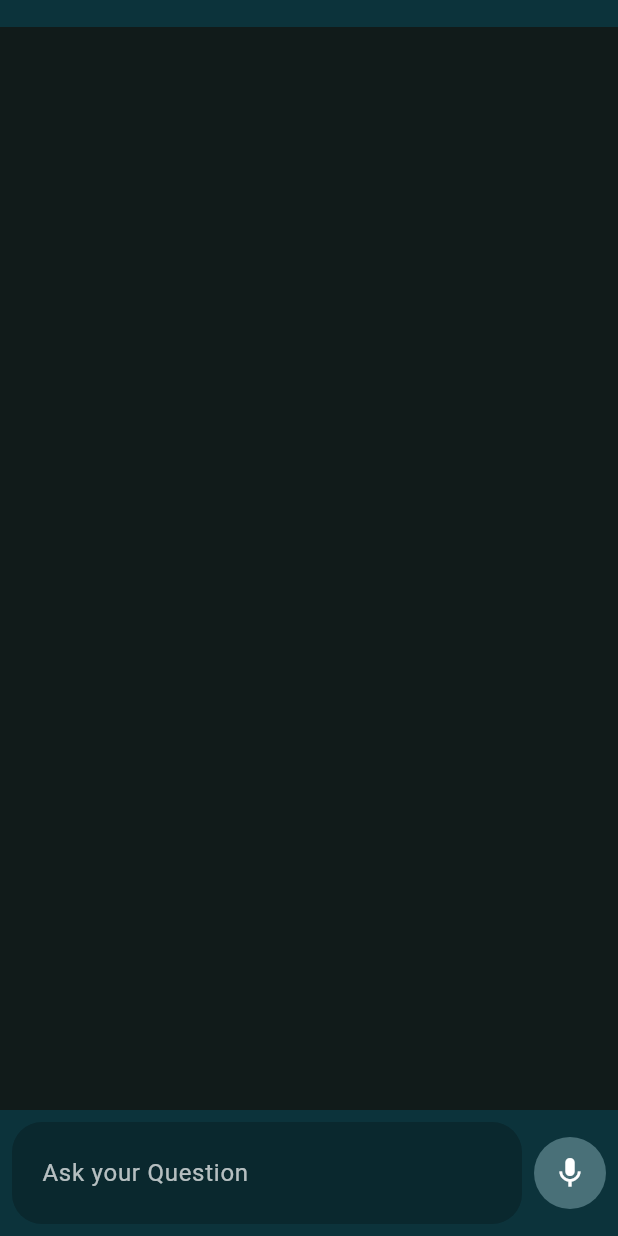
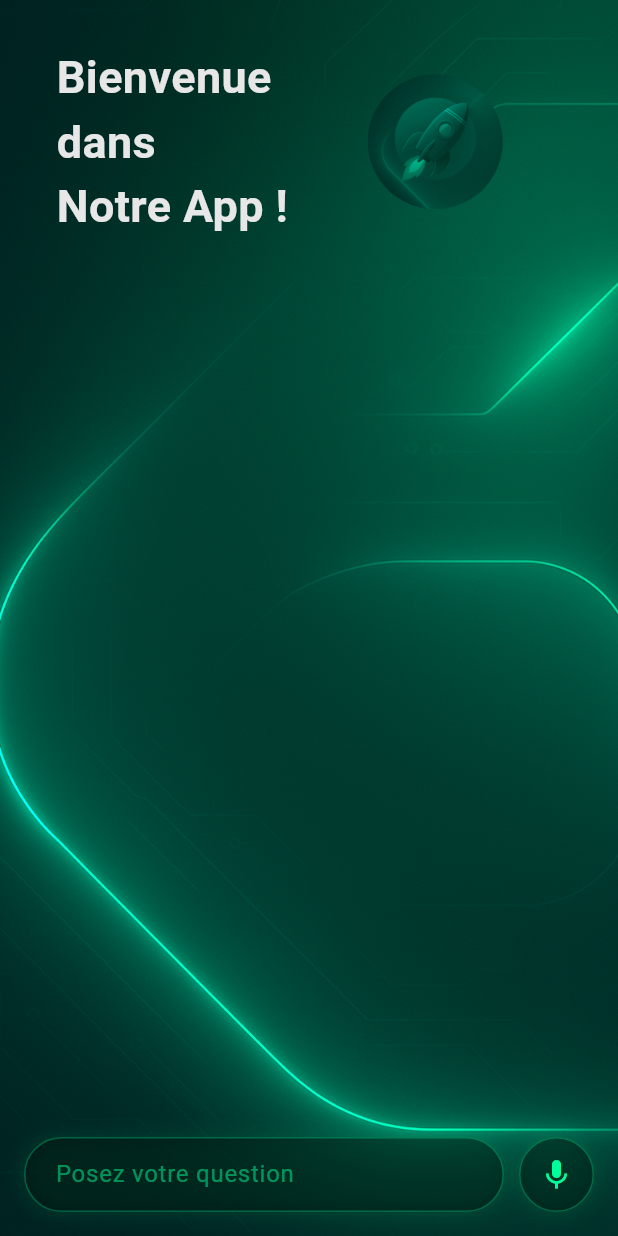
Before and after one commit to youcef-salem/startup_chatbot, a Flutter app: the screen it shows after launch, on a phone screen of 412 x 824 dp. Run offline on Flutter 3.47's test engine with Material 3 defaults, Android fonts, the phone set to English and light mode, and no system bars; our stand-ins replace flutter_chat_types, lottie, permission_handler, speech_to_text; missing offline and left inert: dialog_flowtter.

Commit message:
changing the ui of the app .and also the name and the icon

```diff
--- a/lib/screens/home.dart
+++ b/lib/screens/home.dart
@@ -26,6 +26,7 @@ class _MyHomePageState extends State<MyHomePage> {
   final Rec_service rec_service = Rec_service();
   final String text = '';
   String respond = '';
+
   void handlesendpressed(types.PartialText message) async {
     final newMessage = types.TextMessage(
       id: Uuid().v4(),
@@ -43,7 +44,6 @@ class _MyHomePageState extends State<MyHomePage> {
         id: Uuid().v4(),
         author: _bot,
         text: respond,
-
         createdAt: DateTime.now().millisecondsSinceEpoch,
       );
       setState(() {
@@ -67,7 +67,6 @@ class _MyHomePageState extends State<MyHomePage> {
 
   void newchat() {
     // Save the messages of the old discussion
-
     // Clear the current messages to start a new chat
     setState(() {
       _messages.clear();
@@ -113,186 +112,237 @@ class _MyHomePageState extends State<MyHomePage> {
   @override
   Widget build(BuildContext context) {
     return Scaffold(
-      drawer: cuDrawer(), // Add this
-
-      appBar: AppBar(
-        automaticallyImplyLeading: false,
-       toolbarHeight: 18,
-
-        centerTitle: true,
-        backgroundColor: Color.fromARGB(255, 12, 51, 59),
+      // Remove drawer to match the screenshot
+      body: Container(
+        // Create the dark blue gradient background
+        decoration: BoxDecoration(
+          image: DecorationImage(
+            image: AssetImage('assets/backg.png'),
+            fit: BoxFit.cover, // 🔥 Makes it fullscreen
           ),
-
-      body: Container(
-        color: Color.fromARGB(255, 17, 27, 26),
+        ),
+        child: SafeArea(
           child: Column(
             children: [
+              _messages.isEmpty
+                  ? Row(
+                    children: [
+                      Container(
+                        margin: EdgeInsets.all(30),
+                        child: Text(
+                          ' Bienvenue \n dans  \n Notre App !   ',
+                          style: TextStyle(
+                            fontSize: 30,
+                            color: Color.fromARGB(255, 231, 231, 231),
+                            fontWeight: FontWeight.bold,
+                          ),
+                        ),
+                      ),
+                      Container(
+                        decoration: BoxDecoration(shape: BoxShape.circle),
+                        child: ClipOval(
+                          child: Image.asset(
+                            'assets/rocket.png',
+                            width: 90,
+                            height: 90,
+                            fit: BoxFit.cover,
+                          ),
+                        ),
+                      ),
+                    ],
+                  )
+                  : Container(),
               Expanded(
                 child: ListView.builder(
                   reverse: true,
-                shrinkWrap: true,
-
+                  padding: EdgeInsets.symmetric(horizontal: 15),
                   itemCount: _messages.length,
                   itemBuilder: (context, index) {
                     final message = _messages[index];
                     final isBot = message.author.id == _bot.id;
 
-                  return Align(
-                    alignment: isBot ? Alignment.center : Alignment.centerLeft,
+                    if (isBot) {
+                      // Bot message layout
+                      return Padding(
+                        padding: EdgeInsets.only(bottom: 15),
                         child: Container(
-                      margin: EdgeInsets.symmetric(
-                        horizontal: 16,
-                        vertical: 10,
+                          width: double.infinity,
+                          constraints: BoxConstraints(
+                            maxWidth: MediaQuery.of(context).size.width * 0.85,
                           ),
-                      padding: EdgeInsets.all(12),
                           decoration: BoxDecoration(
-                        color:
-                            isBot
-                                ? Color.fromARGB(255, 17, 27, 26)
-                                : const Color.fromARGB(255, 35, 44, 42),
-                        borderRadius: BorderRadius.circular(10),
-                        //  BorderRadius.only(bottomLeft: Radius.circular(10),
-                        //   bottomRight: Radius.circular(10) ) ,
+                            color: Colors.black.withOpacity(0.4),
+                            borderRadius: BorderRadius.circular(25),
+                            border: Border.all(
+                              color: Color(0xFF00FF9B).withOpacity(0.3),
+                              width: 1,
                             ),
-
-                      child: Column(
-                        mainAxisSize: MainAxisSize.min,
-                        children: [
-                          if (isBot)
-                            Row(
-                              mainAxisAlignment: MainAxisAlignment.start,
-                              children: [
-                                Icon(Icons.rocket, color: Colors.white),
-                                Visibility(
-                                  visible: animationapear,
-                                  child: Lottie.asset('assets/wait.json'),
+                            boxShadow: [
+                              BoxShadow(
+                                color: Color(0xFF00FF9B).withOpacity(0.1),
+                                blurRadius: 10,
+                                spreadRadius: 1,
                               ),
                             ],
                           ),
-
-                          if (isBot) SizedBox(width: 8),
-                          Flexible(
-                            child: Text(
+                          padding: EdgeInsets.all(16),
+                          margin: EdgeInsets.only(right: 50),
+                          child: Column(
+                            crossAxisAlignment: CrossAxisAlignment.start,
+                            children: [
+                              Row(
+                                children: [
+                                  Container(
+                                    decoration: BoxDecoration(
+                                      shape: BoxShape.circle,
+                                    ),
+                                    child: ClipOval(
+                                      child: Image.asset(
+                                        'assets/rocket.png',
+                                        width: 50,
+                                        height: 50,
+                                        fit: BoxFit.cover,
+                                      ),
+                                    ),
+                                  ),
+                                  SizedBox(width: 10),
+                                ],
+                              ),
+                              SizedBox(height: 8),
+                              Text(
                                 (message as types.TextMessage).text,
                                 style: TextStyle(
-                                color: isBot ? Colors.white : Colors.white,
-                                fontWeight:
-                                    isBot ? FontWeight.normal : FontWeight.bold,
-                                fontSize: isBot ? 20 : 17,
-                              ),
+                                  color: Colors.white,
+                                  fontSize: 18,
                                 ),
                               ),
                             ],
                           ),
                         ),
                       );
-                },
+                    } else {
+                      return Padding(
+                        padding: EdgeInsets.only(bottom: 15),
+                        child: Align(
+                          alignment: Alignment.centerRight,
+                          child: IntrinsicWidth(
+                            child: Container(
+                              constraints: BoxConstraints(
+                                maxWidth:
+                                    MediaQuery.of(context).size.width * 0.7,
                               ),
+                              decoration: BoxDecoration(
+                                color: Colors.black.withOpacity(0.4),
+                                borderRadius: BorderRadius.circular(25),
+                                border: Border.all(
+                                  color: Color(0xFF00FF9B).withOpacity(0.3),
+                                  width: 1,
                                 ),
-            Visibility(
-              visible: newchatvisible,
-              child: SizedBox(
-                width: 170,
-                height: 65,
-
-                child: GestureDetector(
-                  onTap: () => newchat(),
-                  child: Padding(
-                    padding: const EdgeInsets.all(8.0),
-
-                    child: Center(
-                      child: Container(
-                        decoration: BoxDecoration(
-                          borderRadius: BorderRadius.circular(10),
-                          color: Color.fromARGB(255, 17, 27, 26),
+                                boxShadow: [
+                                  BoxShadow(
+                                    color: Color(0xFF00FF9B).withOpacity(0.1),
+                                    blurRadius: 10,
+                                    spreadRadius: 1,
                                   ),
-
-                        padding: EdgeInsets.only(left: 8),
-                        child: Row(
-                          mainAxisSize: MainAxisSize.min,
-                          children: [
-                            Text(
-                              'New Chat',
+                                ],
+                              ),
+                              padding: EdgeInsets.all(16),
+                              margin: EdgeInsets.only(left: 50),
+                              child: Text(
+                                (message as types.TextMessage).text,
                                 style: TextStyle(
                                   color: Colors.white,
-                                fontSize: 15,
-                              ),
-                            ),
-
-                            IconButton(
-                              icon: Icon(Icons.add),
-                              color: Colors.white,
-                              onPressed: () => newchat(),
-                              iconSize: 20,
-                            ),
-                          ],
+                                  fontSize: 18,
                                 ),
                               ),
                             ),
                           ),
                         ),
+                      );
+                      // User message (minimal or not shown in the screenshot)
+                    }
+                  },
                 ),
               ),
-            Container(
-              padding: EdgeInsets.all(8),
-              color: Color.fromARGB(255, 12, 51, 59),
+
+              // Input field section
+              Padding(
+                padding: EdgeInsets.all(16),
                 child: Row(
                   children: [
                     Expanded(
                       child: Container(
-                      constraints: BoxConstraints(
-                        maxHeight: 120, // Maximum height before scrolling
-                        minHeight: 40, // Minimum height
+                        padding: EdgeInsets.symmetric(horizontal: 20),
+                        decoration: BoxDecoration(
+                          color: Colors.black.withOpacity(0.4),
+                          borderRadius: BorderRadius.circular(30),
+                          border: Border.all(
+                            color: Color(0xFF00FF9B).withOpacity(0.3),
+                            width: 1,
                           ),
-                      decoration: BoxDecoration(
-                        borderRadius: BorderRadius.circular(20),
-                        color: Colors.black12,
+                          boxShadow: [
+                            BoxShadow(
+                              color: Color(0xFF00FF9B).withOpacity(0.1),
+                              blurRadius: 10,
+                              spreadRadius: 1,
+                            ),
+                          ],
                         ),
                         child: TextField(
+                          // Remove the nested Expanded
+                          minLines: 1,
+                          maxLines: 5,
+                          controller: _textController,
                           style: TextStyle(color: Colors.white),
-                        controller: _textController,
-                        maxLines: null, // Allow multiple lines
-                        minLines: 1,
-                        textInputAction: TextInputAction.newline,
                           decoration: InputDecoration(
-                          hintText: 'Ask your Question',
-                          hintStyle: TextStyle(color: Colors.white70),
-                          border: OutlineInputBorder(
-                            borderRadius: BorderRadius.circular(20),
-                            borderSide: BorderSide.none,
+                            hintText: 'Posez votre question',
+                            hintStyle: TextStyle(
+                              color: Color(0xFF00FF9B).withOpacity(0.5),
                             ),
-                          contentPadding: EdgeInsets.symmetric(
-                            horizontal: 16,
-                            vertical: 22,
-                          ),
-                          filled: true,
-                          fillColor: Colors.black12,
-                          isCollapsed: true,
-                        ),
-                        onSubmitted: (text) {
-                          if (text.trim().isNotEmpty) {
-                            handlesendpressed(types.PartialText(text: text));
-                          }
-                        },
+                            border: InputBorder.none,
                           ),
                         ),
                       ),
-                  SizedBox(width: 8),
+                    ),
+                    SizedBox(width: 10),
                     Container(
+                      width: 50,
+                      height: 50,
                       decoration: BoxDecoration(
-                      color: Color.fromARGB(255, 73, 112, 120),
+                        color: Colors.black.withOpacity(0.4),
                         shape: BoxShape.circle,
+                        border: Border.all(
+                          color: Color(0xFF00FF9B).withOpacity(0.3),
+                          width: 1,
+                        ),
+                        boxShadow: [
+                          BoxShadow(
+                            color: Color(0xFF00FF9B).withOpacity(0.1),
+                            blurRadius: 10,
+                            spreadRadius: 1,
+                          ),
+                        ],
                       ),
                       child: GestureDetector(
                         onLongPress:
-                          () async =>
-                              rec_service.startListening(_updateTextcontrol),
-                      onLongPressUp: rec_service.stopListening,
-                      onTap: () => _handleSubmit(_textController.text),
+                            () =>
+                                _textController.text.toString() == ''
+                                    ? rec_service.startListening(
+                                      _updateTextcontrol,
+                                    )
+                                    : _handleSubmit(_textController.text),
+                        onLongPressUp:
+                            () =>
+                                _textController.text.toString() == ''
+                                    ? rec_service.stopListening()
+                                    : _handleSubmit(_textController.text),
+
                         child: IconButton(
                           icon: Icon(
-                          txtinputforion == '' ? Icons.mic : Icons.rocket,
-                          color: Colors.white,
+                            _textController.text.toString() != ''
+                                ? Icons.send
+                                : Icons.mic,
+                            color: Color(0xFF00FF9B),
                           ),
                           onPressed: () => _handleSubmit(_textController.text),
                         ),
@@ -304,6 +354,7 @@ class _MyHomePageState extends State<MyHomePage> {
             ],
           ),
         ),
+      ),
     );
   }
 }
--- a/pubspec.yaml
+++ b/pubspec.yaml
@@ -57,7 +57,7 @@ dev_dependencies:
 flutter_launcher_icons:
   android: "launcher_icon"
   ios: true
-  image_path: "assets/startup.png"
+  image_path: "assets/rocket.png"
 # For information on the generic Dart part of this file, see the
 # following page: https://dart.dev/tools/pub/pubspec
 
@@ -74,6 +74,8 @@ flutter:
     - assets/support_icon.png
     - assets/wait.json
     - assets/newagent-fske-c901e1732431.json
+    - assets/backg.png
+    - assets/rocket.png
 
   # To add assets to your application, add an assets section, like this:
   # assets:
```
Also changed, not shown: flutter_launcher_icons.yaml (added, +32 -0 lines), assets/backg.png (added), assets/icon/icon.png (added), assets/rocket.png (added), 27 other files. Lines whose indentation alone changed are shown as unchanged.
